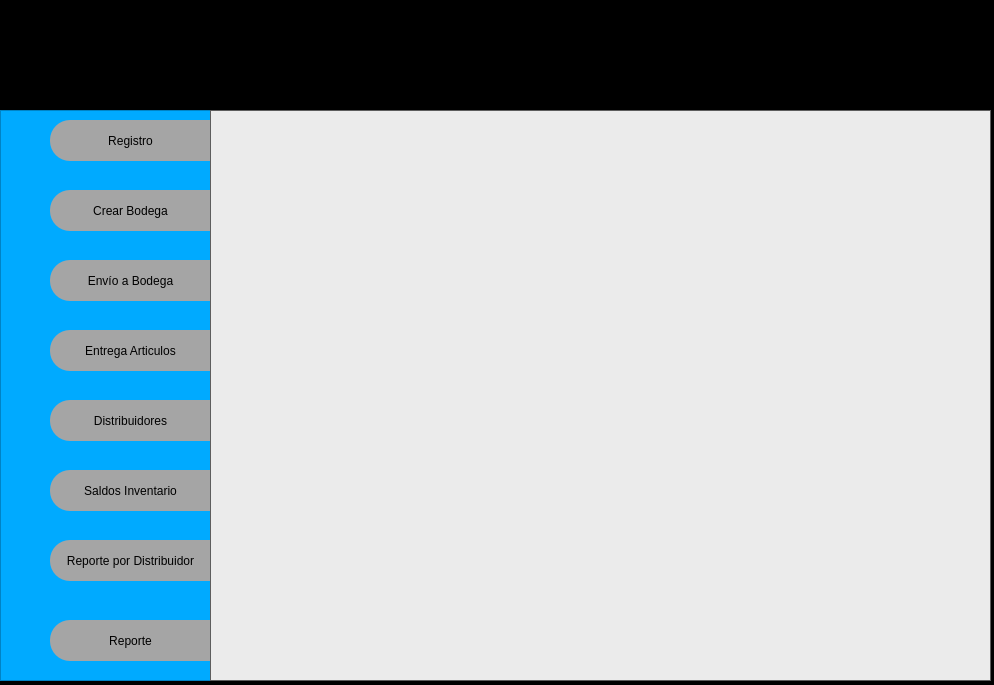
First picture: the form in Interfaz/proyecto_program-2.ui, repository jbrenes1984/proj-yectoFinalGrupo4, before the edit.
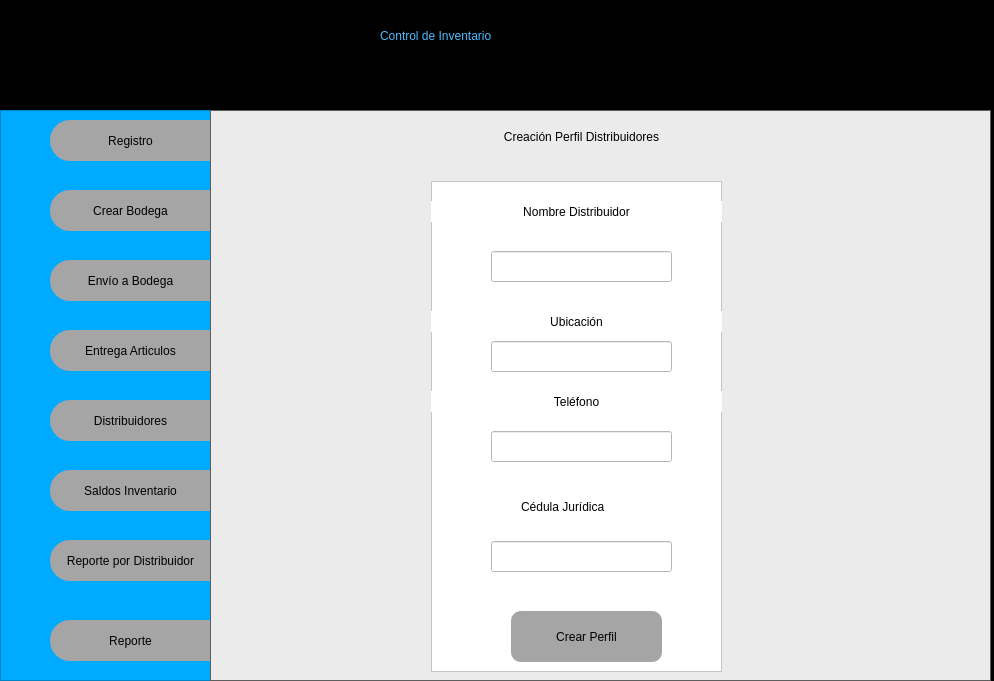
Second picture: the form after the edit. The open tabs and pages were chosen to show the change.

```diff
--- a/Interfaz/proyecto_program-2.ui
+++ b/Interfaz/proyecto_program-2.ui
@@ -7,7 +7,7 @@
     <x>0</x>
     <y>0</y>
     <width>994</width>
-    <height>685</height>
+    <height>681</height>
    </rect>
   </property>
   <property name="windowTitle">
@@ -676,22 +676,6 @@
               <string>Crear Bodega</string>
              </property>
             </widget>
-            <widget class="QLabel" name="label_2">
-             <property name="geometry">
-              <rect>
-               <x>0</x>
-               <y>20</y>
-               <width>291</width>
-               <height>21</height>
-              </rect>
-             </property>
-             <property name="text">
-              <string>Id Bodega</string>
-             </property>
-             <property name="alignment">
-              <set>Qt::AlignCenter</set>
-             </property>
-            </widget>
             <widget class="QLabel" name="label_3">
              <property name="geometry">
               <rect>
@@ -1601,7 +1585,197 @@
             </property>
            </widget>
           </widget>
-          <widget class="QWidget" name="page_distribuidores"/>
+          <widget class="QWidget" name="page_distribuidores">
+           <widget class="QLabel" name="label_2">
+            <property name="geometry">
+             <rect>
+              <x>180</x>
+              <y>10</y>
+              <width>381</width>
+              <height>31</height>
+             </rect>
+            </property>
+            <property name="styleSheet">
+             <string notr="true">font: 75 18pt &quot;MS Shell Dlg 2&quot;;</string>
+            </property>
+            <property name="text">
+             <string>Creación Perfil Distribuidores</string>
+            </property>
+            <property name="alignment">
+             <set>Qt::AlignCenter</set>
+            </property>
+           </widget>
+           <widget class="QFrame" name="frame_form_distribuidores">
+            <property name="geometry">
+             <rect>
+              <x>220</x>
+              <y>70</y>
+              <width>291</width>
+              <height>491</height>
+             </rect>
+            </property>
+            <property name="styleSheet">
+             <string notr="true">background-color: rgb(255, 255, 255);</string>
+            </property>
+            <property name="frameShape">
+             <enum>QFrame::StyledPanel</enum>
+            </property>
+            <property name="frameShadow">
+             <enum>QFrame::Raised</enum>
+            </property>
+            <widget class="QPushButton" name="btnCreaPerfilDistrib">
+             <property name="geometry">
+              <rect>
+               <x>80</x>
+               <y>430</y>
+               <width>151</width>
+               <height>51</height>
+              </rect>
+             </property>
+             <property name="styleSheet">
+              <string notr="true">QPushButton {
+    border-radius: 10px;   
+    background-color: rgb(165, 165, 165);
+    font: 75 10pt &quot;MS Shell Dlg 2&quot;;    
+}
+
+QPushButton:hover {      
+	color: rgb(0, 170, 255);
+	background-color: rgb(0, 0, 0);
+    font: 75 10pt &quot;MS Shell Dlg 2&quot;;    
+}</string>
+             </property>
+             <property name="text">
+              <string>Crear Perfil</string>
+             </property>
+            </widget>
+            <widget class="QLabel" name="label_34">
+             <property name="geometry">
+              <rect>
+               <x>0</x>
+               <y>20</y>
+               <width>291</width>
+               <height>21</height>
+              </rect>
+             </property>
+             <property name="styleSheet">
+              <string notr="true">font: 75 14pt &quot;MS Shell Dlg 2&quot;;</string>
+             </property>
+             <property name="text">
+              <string>Nombre Distribuidor</string>
+             </property>
+             <property name="alignment">
+              <set>Qt::AlignCenter</set>
+             </property>
+            </widget>
+            <widget class="QLabel" name="label_35">
+             <property name="geometry">
+              <rect>
+               <x>0</x>
+               <y>130</y>
+               <width>291</width>
+               <height>21</height>
+              </rect>
+             </property>
+             <property name="styleSheet">
+              <string notr="true">font: 75 14pt &quot;MS Shell Dlg 2&quot;;</string>
+             </property>
+             <property name="text">
+              <string>Ubicación</string>
+             </property>
+             <property name="alignment">
+              <set>Qt::AlignCenter</set>
+             </property>
+            </widget>
+            <widget class="QLabel" name="label_36">
+             <property name="geometry">
+              <rect>
+               <x>0</x>
+               <y>210</y>
+               <width>291</width>
+               <height>21</height>
+              </rect>
+             </property>
+             <property name="styleSheet">
+              <string notr="true">font: 75 14pt &quot;MS Shell Dlg 2&quot;;</string>
+             </property>
+             <property name="text">
+              <string>Teléfono</string>
+             </property>
+             <property name="alignment">
+              <set>Qt::AlignCenter</set>
+             </property>
+            </widget>
+            <widget class="QLineEdit" name="txt_numero_distrib">
+             <property name="geometry">
+              <rect>
+               <x>60</x>
+               <y>250</y>
+               <width>181</width>
+               <height>31</height>
+              </rect>
+             </property>
+             <property name="alignment">
+              <set>Qt::AlignCenter</set>
+             </property>
+            </widget>
+            <widget class="QLineEdit" name="txt_ubicacion_distrib">
+             <property name="geometry">
+              <rect>
+               <x>60</x>
+               <y>160</y>
+               <width>181</width>
+               <height>31</height>
+              </rect>
+             </property>
+             <property name="alignment">
+              <set>Qt::AlignCenter</set>
+             </property>
+            </widget>
+            <widget class="QLineEdit" name="txt_nombre_distrib">
+             <property name="geometry">
+              <rect>
+               <x>60</x>
+               <y>70</y>
+               <width>181</width>
+               <height>31</height>
+              </rect>
+             </property>
+             <property name="styleSheet">
+              <string notr="true">border-color: rgb(170, 0, 0);</string>
+             </property>
+             <property name="alignment">
+              <set>Qt::AlignCenter</set>
+             </property>
+            </widget>
+            <widget class="QLabel" name="label_37">
+             <property name="geometry">
+              <rect>
+               <x>90</x>
+               <y>310</y>
+               <width>131</width>
+               <height>31</height>
+              </rect>
+             </property>
+             <property name="styleSheet">
+              <string notr="true">font: 75 14pt &quot;MS Shell Dlg 2&quot;;</string>
+             </property>
+             <property name="text">
+              <string>Cédula Jurídica</string>
+             </property>
+            </widget>
+            <widget class="QLineEdit" name="txt_cedula_distrib">
+             <property name="geometry">
+              <rect>
+               <x>60</x>
+               <y>360</y>
+               <width>181</width>
+               <height>31</height>
+              </rect>
+             </property>
+            </widget>
+           </widget>
+          </widget>
           <widget class="QWidget" name="page_saldos_inventario">
            <widget class="QLabel" name="label_40">
             <property name="geometry">
@@ -2025,6 +2199,23 @@
         </item>
        </layout>
       </widget>
+      <widget class="QLabel" name="label_33">
+       <property name="geometry">
+        <rect>
+         <x>380</x>
+         <y>20</y>
+         <width>291</width>
+         <height>31</height>
+        </rect>
+       </property>
+       <property name="styleSheet">
+        <string notr="true">color: rgb(78, 187, 255);
+font: 75 22pt &quot;MS Shell Dlg 2&quot;;</string>
+       </property>
+       <property name="text">
+        <string>Control de Inventario</string>
+       </property>
+      </widget>
      </widget>
     </item>
    </layout>
```
Left out of the diff: 77 changed lines with no effect on the pictures.
